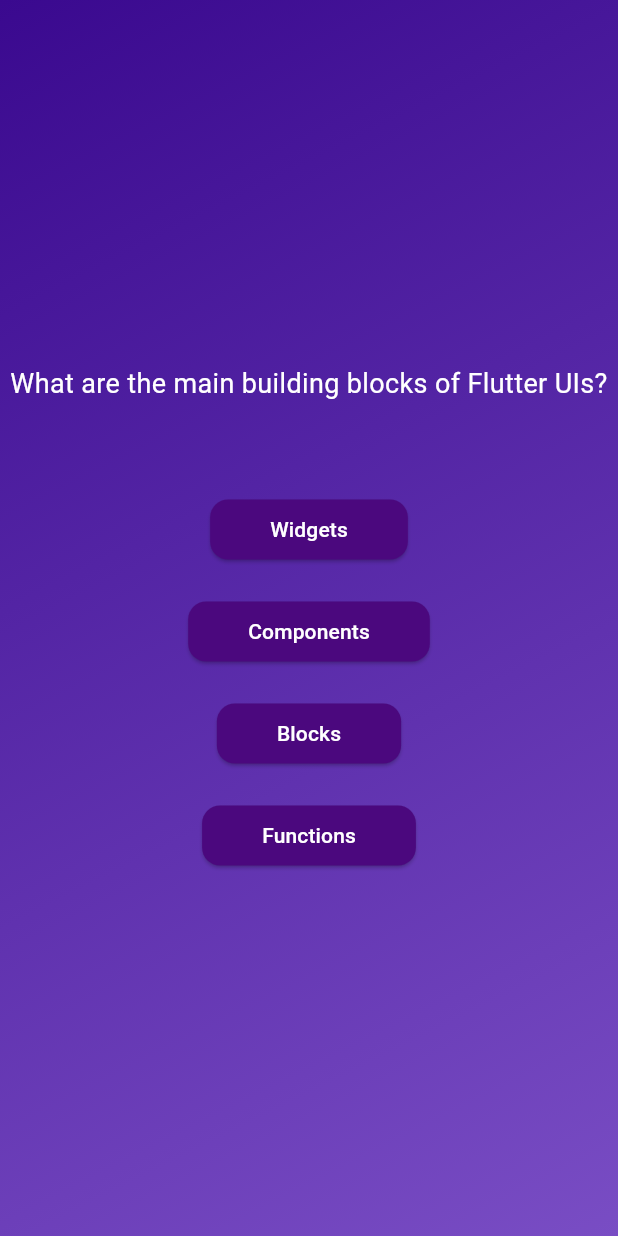
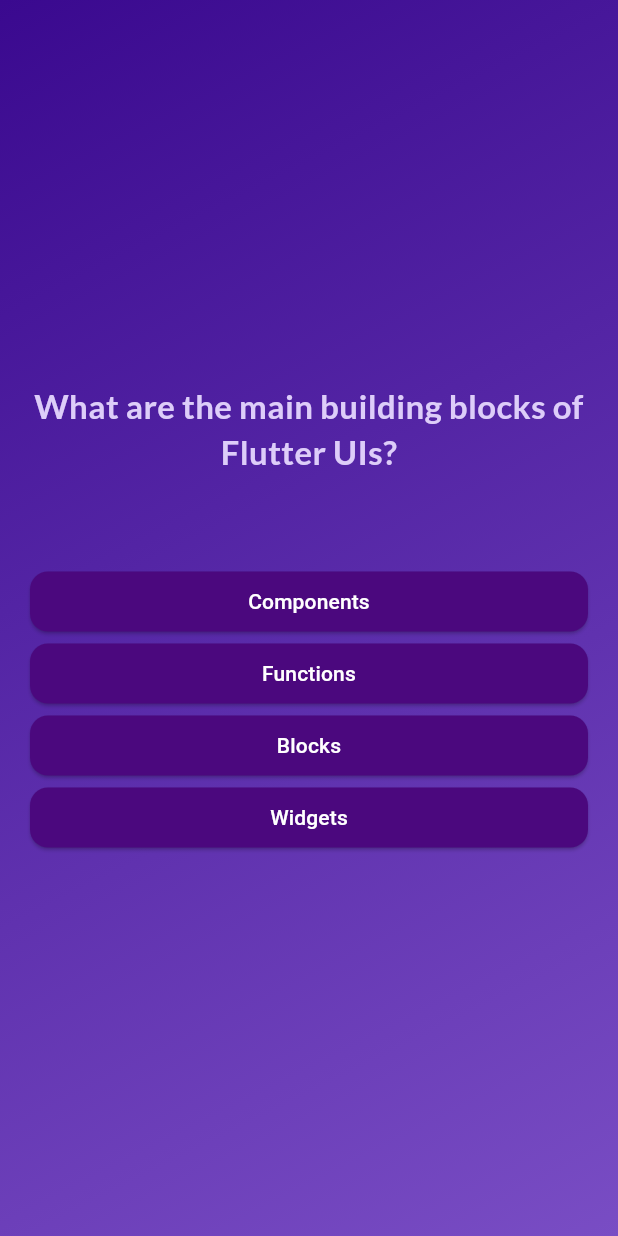
Before and after one commit to soemin00/Quiz_App_Flutter, a Flutter app: the screen it shows after launch, after a tap on "Start Quiz", on a phone screen of 412 x 824 dp. Run offline on Flutter 3.47's test engine with Material 3 defaults, Android fonts, the phone set to English and light mode, and no system bars; our stand-ins replace google_fonts.

Commit message:
added dynamic answer buttons after clicking each answers and updated the UI design of question_screen then added the third party package to add features

```diff
--- a/lib/models/answer_button.dart
+++ b/lib/models/answer_button.dart
@@ -20,7 +20,7 @@ class AnswerButton extends StatelessWidget {
         foregroundColor: Colors.white,
         shape: RoundedRectangleBorder(borderRadius: BorderRadius.circular(12)),
       ),
-      child: Text(answerText),
+      child: Text(answerText, textAlign: TextAlign.center),
     );
   }
 }
--- a/lib/models/quiz_question.dart
+++ b/lib/models/quiz_question.dart
@@ -3,4 +3,10 @@ class QuizQuestion {
 
   final String text;
   final List<String> answers;
+
+  List<String> getShuffledAnswers() {
+    final shuffledList = List.of(answers);
+    shuffledList.shuffle();
+    return shuffledList;
+  }
 }
--- a/lib/question_screen.dart
+++ b/lib/question_screen.dart
@@ -1,6 +1,7 @@
 import 'package:flutter/material.dart';
 import 'package:quiz_app/models/answer_button.dart';
 import 'package:quiz_app/data/questions.dart';
+import 'package:google_fonts/google_fonts.dart';
 
 class QuestionScreen extends StatefulWidget {
   const QuestionScreen({super.key});
@@ -10,28 +11,39 @@ class QuestionScreen extends StatefulWidget {
 }
 
 class _QuestionScreenState extends State<QuestionScreen> {
+  var currentQuestionIndex = 0;
+  void answerQuestion() {
+    setState(() {
+      currentQuestionIndex++;
+    });
+  }
+
   @override
   Widget build(BuildContext context) {
-    final currentQuestion = questions[0];
+    final currentQuestion = questions[currentQuestionIndex];
     return SizedBox(
       width: double.infinity,
+      child: Container(
+        margin: EdgeInsets.all(20),
         child: Column(
+          crossAxisAlignment: CrossAxisAlignment.stretch,
           mainAxisAlignment: MainAxisAlignment.center,
           children: [
             Text(
               currentQuestion.text,
-            style: TextStyle(color: Colors.white, fontSize: 18),
+              style: GoogleFonts.lato(
+                color: const Color.fromARGB(255, 221, 205, 249),
+                fontSize: 22,
+                fontWeight: FontWeight.bold,
+              ),
               textAlign: TextAlign.center,
             ),
             SizedBox(height: 60),
-          AnswerButton(answerText: currentQuestion.answers[0], onTap: () {}),
-          SizedBox(height: 20),
-          AnswerButton(answerText: currentQuestion.answers[1], onTap: () {}),
-          SizedBox(height: 20),
-          AnswerButton(answerText: currentQuestion.answers[2], onTap: () {}),
-          SizedBox(height: 20),
-          AnswerButton(answerText: currentQuestion.answers[3], onTap: () {}),
+            ...currentQuestion.getShuffledAnswers().map((answer) {
+              return AnswerButton(answerText: answer, onTap: answerQuestion);
+            }),
           ],
+        ),
       ),
     );
   }
--- a/lib/start_screen.dart
+++ b/lib/start_screen.dart
@@ -1,4 +1,5 @@
 import 'package:flutter/material.dart';
+import 'package:google_fonts/google_fonts.dart';
 
 class StartScreen extends StatelessWidget {
   const StartScreen({required this.startQuiz, super.key});
@@ -17,7 +18,7 @@ class StartScreen extends StatelessWidget {
           SizedBox(height: 80),
           Text(
             'Test Your Knowledge!',
-            style: TextStyle(color: Colors.white, fontSize: 24),
+            style: GoogleFonts.lato(color: Colors.white, fontSize: 24),
           ),
           SizedBox(height: 30),
           OutlinedButton.icon(
--- a/pubspec.yaml
+++ b/pubspec.yaml
@@ -34,6 +34,7 @@ dependencies:
   # The following adds the Cupertino Icons font to your application.
   # Use with the CupertinoIcons class for iOS style icons.
   cupertino_icons: ^1.0.8
+  google_fonts: ^6.2.1
 
 dev_dependencies:
   flutter_test:
```
Also changed, not shown: pubspec.lock, 1 other file. Lines whose indentation alone changed are shown as unchanged.
